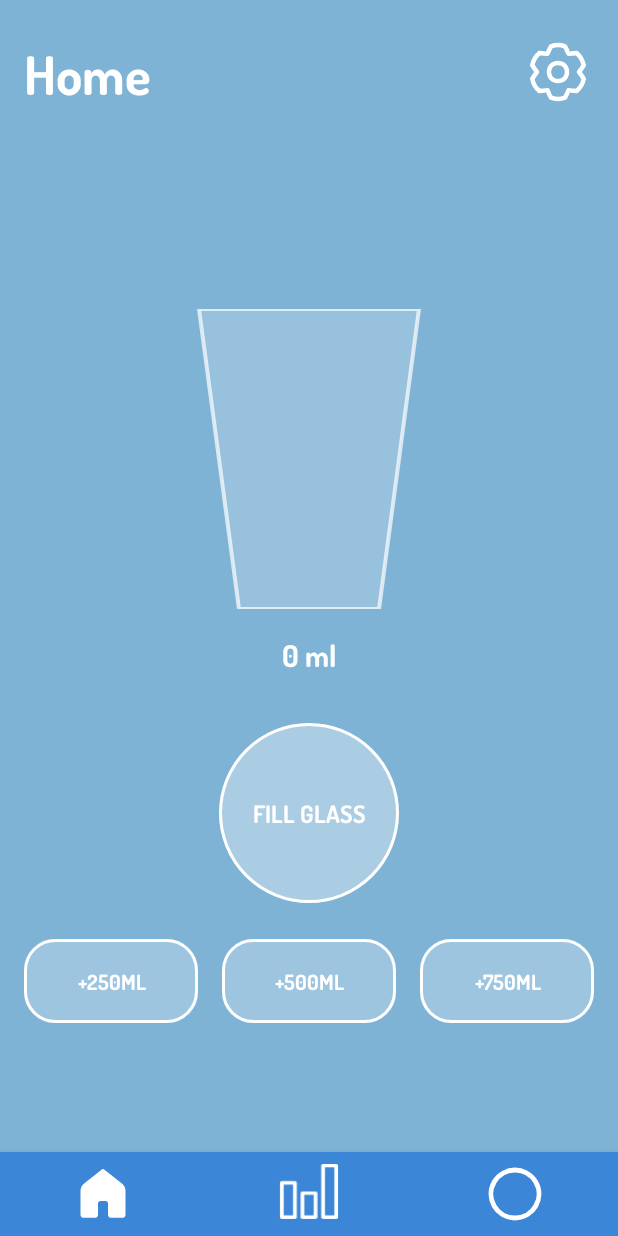
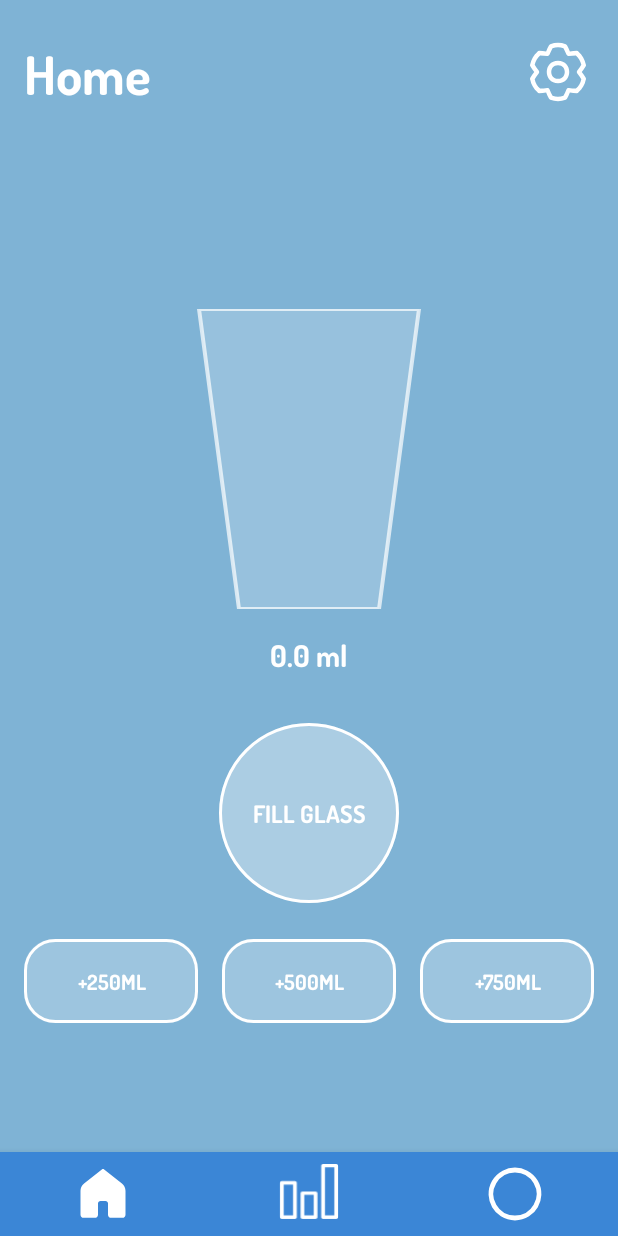
Before and after one commit to GitterHubber21/HydroHabit, an Android app built with Jetpack Compose: the MainActivity screen opened directly, with no data from a screen before it, on a phone screen of 412 x 824 dp. Run offline under Robolectric (Android 15) with nearby library versions, the phone set to English and light mode, and no system bars; 4 statements that could not run were skipped.

Commit message:
Implemented loading of the water level from the server

```diff
--- a/app/src/main/java/com/example/hydrohabit/MainActivity.kt
+++ b/app/src/main/java/com/example/hydrohabit/MainActivity.kt
@@ -107,6 +107,18 @@ class MainActivity : ComponentActivity() {
         setupRainView()
         setupButtons()
 
+        coroutineScope.launch {
+            val initialVolume = fetchTotalVolume()
+
+            withContext(Dispatchers.Main) {
+                displayedVolume = initialVolume
+                waterVolumeText.text = String.format("%.1f ml", displayedVolume)
+                rainView.addWaterDirectly(initialVolume)
+
+                Log.d("MainActivity", "Initial server volume = $initialVolume ml")
+            }
+        }
+
         val bottomNavigationView = findViewById<BottomNavigationView>(R.id.bottomNavigationView)
         bottomNavigationView.selectedItemId = R.id.nav_home
         bottomNavigationView.itemIconTintList = null
@@ -129,7 +141,7 @@ class MainActivity : ComponentActivity() {
         coroutineScope.launch {
             while (isActive) {
                 updateQuantity(displayedVolume.toFloat())
-                delay(3000L)
+                delay(1000L)
             }
         }
         rainView.onTimedRainStateChanged = { isActive ->
@@ -236,6 +248,30 @@ class MainActivity : ComponentActivity() {
                 Log.d("server_response", serverReply)
             }
         })
+    }
+    private suspend fun fetchTotalVolume(): Float = withContext(Dispatchers.IO) {
+        try {
+            val request = Request.Builder()
+                .url("https://water.coolcoder.hackclub.app/api/stats")
+                .get()
+                .build()
+
+            client.newCall(request).execute().use { response ->
+                if (response.isSuccessful) {
+                    val body = response.body?.string()
+                    if (body != null) {
+                        val total = JSONObject(body).optDouble("total_volume_ml", 0.0)
+                        total.toFloat()
+                    } else 0f
+                } else {
+                    Log.w("MainActivity", "stats request failed: ${response.code}")
+                    0f
+                }
+            }
+        } catch (e: Exception) {
+            Log.e("MainActivity", "stats request error", e)
+            0f
+        }
     }
 
 
--- a/app/src/main/res/layout/activity_main.xml
+++ b/app/src/main/res/layout/activity_main.xml
@@ -76,7 +76,7 @@
             android:layout_height="wrap_content"
             android:layout_marginTop="16dp"
             android:fontFamily="@font/dosis_bold"
-            android:text="@string/volume"
+            android:text="@string/Loading"
             android:textColor="#ffffff"
             android:textSize="20sp" />
 
--- a/app/src/main/res/layout/activity_settings.xml
+++ b/app/src/main/res/layout/activity_settings.xml
@@ -48,7 +48,7 @@
             android:layout_width="wrap_content"
             android:layout_height="wrap_content"
             android:fontFamily="@font/dosis_bold"
-            android:text="Current username..."
+            android:text="@string/Loading"
             android:textColor="#ffffff"
             android:textSize="35sp"
             app:layout_constraintStart_toStartOf="parent"
--- a/app/src/main/res/values/strings.xml
+++ b/app/src/main/res/values/strings.xml
@@ -11,5 +11,6 @@
     <string name="add_250ml_description">Add 250 milliliters</string>
     <string name="add_500ml_description">Add 500 milliliters</string>
     <string name="add_750ml_description">Add 750 milliliters</string>
+    <string name="Loading">Loading…</string>
 
 </resources>
```
